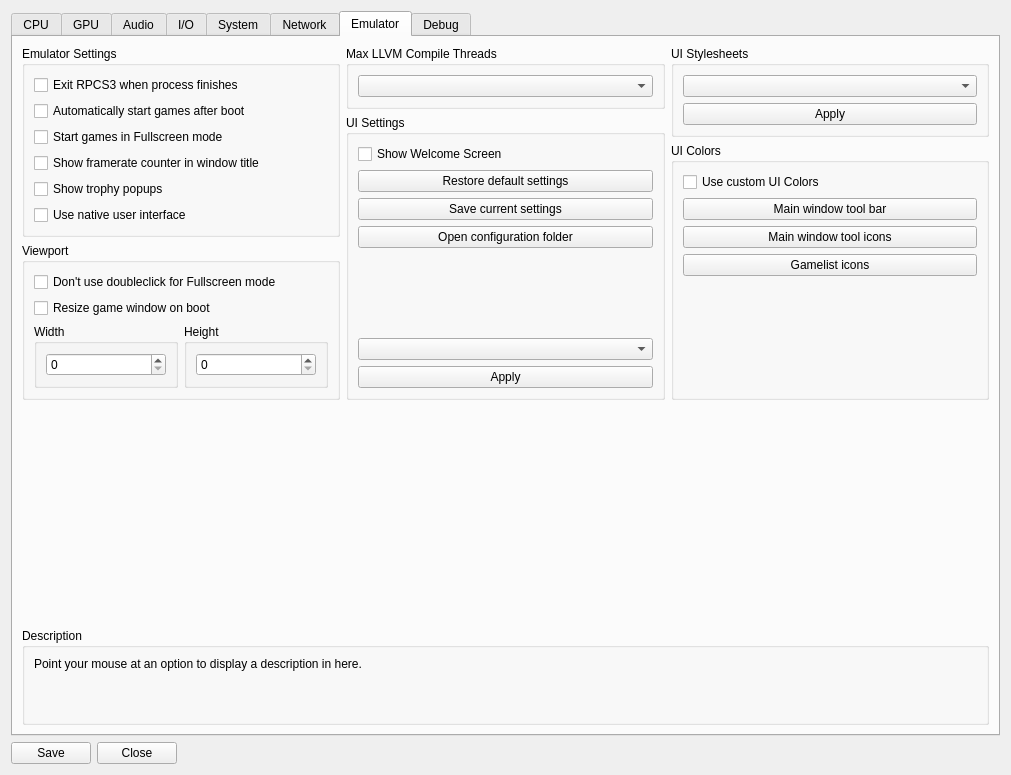
First picture: the form in rpcs3/rpcs3qt/settings_dialog.ui, repository RPCS3/rpcs3, before the edit.
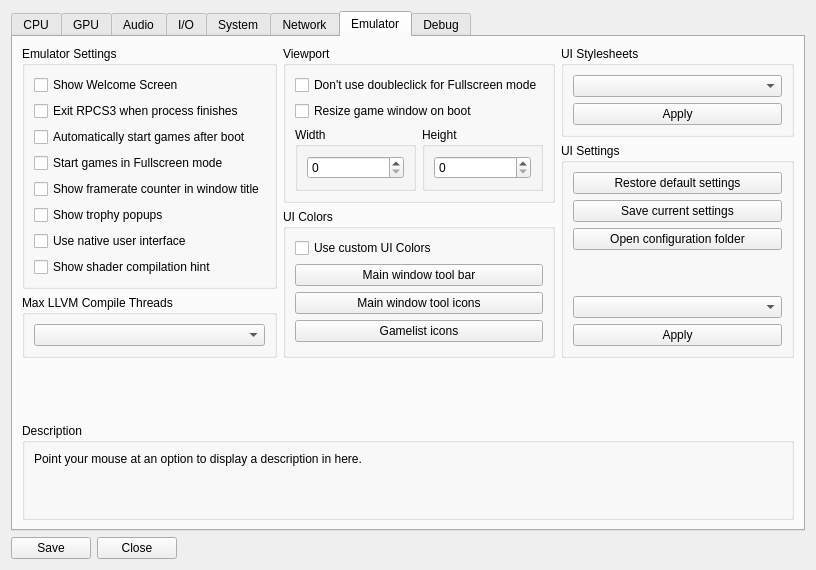
Second picture: the form after the edit. The open tabs and pages were chosen to show the change. Icons and pictures are not drawn.

Commit message: rsx/Qt: add option to disable the shader compilation hint

Diff of the .ui file:
```diff
--- a/rpcs3/rpcs3qt/settings_dialog.ui
+++ b/rpcs3/rpcs3qt/settings_dialog.ui
@@ -6,8 +6,8 @@
    <rect>
     <x>0</x>
     <y>0</y>
-    <width>1011</width>
-    <height>775</height>
+    <width>816</width>
+    <height>570</height>
    </rect>
   </property>
   <property name="sizePolicy">
@@ -1231,6 +1231,13 @@
               <string>Emulator Settings</string>
              </property>
              <layout class="QVBoxLayout" name="verticalLayout_41">
+              <item>
+               <widget class="QCheckBox" name="cb_show_welcome">
+                <property name="text">
+                 <string>Show Welcome Screen</string>
+                </property>
+               </widget>
+              </item>
               <item>
                <widget class="QCheckBox" name="exitOnStop">
                 <property name="text">
@@ -1273,9 +1280,48 @@
                 </property>
                </widget>
               </item>
+              <item>
+               <widget class="QCheckBox" name="showShaderCompilationHint">
+                <property name="text">
+                 <string>Show shader compilation hint</string>
+                </property>
+               </widget>
+              </item>
+              <item>
+               <spacer name="verticalSpacer_13">
+                <property name="orientation">
+                 <enum>Qt::Vertical</enum>
+                </property>
+                <property name="sizeType">
+                 <enum>QSizePolicy::MinimumExpanding</enum>
+                </property>
+                <property name="sizeHint" stdset="0">
+                 <size>
+                  <width>0</width>
+                  <height>0</height>
+                 </size>
+                </property>
+               </spacer>
+              </item>
              </layout>
             </widget>
            </item>
+           <item>
+            <widget class="QGroupBox" name="gb_max_llvm">
+             <property name="title">
+              <string>Max LLVM Compile Threads</string>
+             </property>
+             <layout class="QVBoxLayout" name="verticalLayout_63">
+              <item>
+               <widget class="QComboBox" name="maxLLVMThreads"/>
+              </item>
+             </layout>
+            </widget>
+           </item>
+          </layout>
+         </item>
+         <item>
+          <layout class="QVBoxLayout" name="verticalLayout_60">
            <item>
             <widget class="QGroupBox" name="gb_viewport">
              <property name="title">
@@ -1368,18 +1414,78 @@
              </layout>
             </widget>
            </item>
+           <item>
+            <widget class="QGroupBox" name="gb_colors">
+             <property name="title">
+              <string>UI Colors</string>
+             </property>
+             <layout class="QVBoxLayout" name="verticalLayout_13">
+              <item>
+               <widget class="QCheckBox" name="cb_custom_colors">
+                <property name="text">
+                 <string>Use custom UI Colors</string>
+                </property>
+               </widget>
+              </item>
+              <item>
+               <widget class="QPushButton" name="pb_tool_bar_color">
+                <property name="text">
+                 <string>Main window tool bar</string>
+                </property>
+               </widget>
+              </item>
+              <item>
+               <widget class="QPushButton" name="pb_tool_icon_color">
+                <property name="text">
+                 <string>Main window tool icons</string>
+                </property>
+               </widget>
+              </item>
+              <item>
+               <widget class="QPushButton" name="pb_gl_icon_color">
+                <property name="text">
+                 <string>Gamelist icons</string>
+                </property>
+               </widget>
+              </item>
+              <item>
+               <spacer name="verticalSpacer_5">
+                <property name="orientation">
+                 <enum>Qt::Vertical</enum>
+                </property>
+                <property name="sizeType">
+                 <enum>QSizePolicy::MinimumExpanding</enum>
+                </property>
+                <property name="sizeHint" stdset="0">
+                 <size>
+                  <width>0</width>
+                  <height>0</height>
+                 </size>
+                </property>
+               </spacer>
+              </item>
+             </layout>
+            </widget>
+           </item>
           </layout>
          </item>
          <item>
           <layout class="QVBoxLayout" name="verticalLayout_58">
            <item>
-            <widget class="QGroupBox" name="groupBox_2">
+            <widget class="QGroupBox" name="gb_stylesheets">
              <property name="title">
-              <string>Max LLVM Compile Threads</string>
+              <string>UI Stylesheets</string>
              </property>
-             <layout class="QVBoxLayout" name="verticalLayout_63">
+             <layout class="QVBoxLayout" name="verticalLayout_43">
               <item>
-               <widget class="QComboBox" name="maxLLVMThreads"/>
+               <widget class="QComboBox" name="combo_stylesheets"/>
+              </item>
+              <item>
+               <widget class="QPushButton" name="pb_apply_stylesheet">
+                <property name="text">
+                 <string>Apply</string>
+                </property>
+               </widget>
               </item>
              </layout>
             </widget>
@@ -1390,13 +1496,6 @@
               <string>UI Settings</string>
              </property>
              <layout class="QVBoxLayout" name="verticalLayout_42">
-              <item>
-               <widget class="QCheckBox" name="cb_show_welcome">
-                <property name="text">
-                 <string>Show Welcome Screen</string>
-                </property>
-               </widget>
-              </item>
               <item>
                <widget class="QPushButton" name="pb_reset_default">
                 <property name="text">
@@ -1428,7 +1527,7 @@
                 </property>
                 <property name="sizeHint" stdset="0">
                  <size>
-                  <width>20</width>
+                  <width>0</width>
                   <height>0</height>
                  </size>
                 </property>
@@ -1449,82 +1548,6 @@
            </item>
           </layout>
          </item>
-         <item>
-          <layout class="QVBoxLayout" name="verticalLayout_60">
-           <item>
-            <widget class="QGroupBox" name="gb_stylesheets">
-             <property name="title">
-              <string>UI Stylesheets</string>
-             </property>
-             <layout class="QVBoxLayout" name="verticalLayout_43">
-              <item>
-               <widget class="QComboBox" name="combo_stylesheets"/>
-              </item>
-              <item>
-               <widget class="QPushButton" name="pb_apply_stylesheet">
-                <property name="text">
-                 <string>Apply</string>
-                </property>
-               </widget>
-              </item>
-             </layout>
-            </widget>
-           </item>
-           <item>
-            <widget class="QGroupBox" name="gb_colors">
-             <property name="title">
-              <string>UI Colors</string>
-             </property>
-             <layout class="QVBoxLayout" name="verticalLayout_13">
-              <item>
-               <widget class="QCheckBox" name="cb_custom_colors">
-                <property name="text">
-                 <string>Use custom UI Colors</string>
-                </property>
-               </widget>
-              </item>
-              <item>
-               <widget class="QPushButton" name="pb_tool_bar_color">
-                <property name="text">
-                 <string>Main window tool bar</string>
-                </property>
-               </widget>
-              </item>
-              <item>
-               <widget class="QPushButton" name="pb_tool_icon_color">
-                <property name="text">
-                 <string>Main window tool icons</string>
-                </property>
-               </widget>
-              </item>
-              <item>
-               <widget class="QPushButton" name="pb_gl_icon_color">
-                <property name="text">
-                 <string>Gamelist icons</string>
-                </property>
-               </widget>
-              </item>
-              <item>
-               <spacer name="verticalSpacer_5">
-                <property name="orientation">
-                 <enum>Qt::Vertical</enum>
-                </property>
-                <property name="sizeType">
-                 <enum>QSizePolicy::MinimumExpanding</enum>
-                </property>
-                <property name="sizeHint" stdset="0">
-                 <size>
-                  <width>0</width>
-                  <height>0</height>
-                 </size>
-                </property>
-               </spacer>
-              </item>
-             </layout>
-            </widget>
-           </item>
-          </layout>
-         </item>
         </layout>
        </item>
        <item>
```
Left out of the diff: 2 changed lines with no effect on the pictures. The commit also changes 6 other files.
